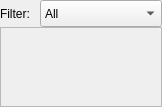
Qt form rqt_pm_control/src/rqt_pm_control/PMControl.ui (dasys-lab/alica-essentials) before a commit.
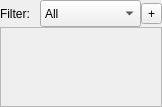
The same form after that commit. Icons and pictures are not drawn.

```diff
--- a/rqt_pm_control/src/rqt_pm_control/PMControl.ui
+++ b/rqt_pm_control/src/rqt_pm_control/PMControl.ui
@@ -45,7 +45,7 @@
     <number>0</number>
    </property>
    <item>
-    <layout class="QHBoxLayout" name="filterHorizontalLayout" stretch="0,0">
+    <layout class="QHBoxLayout" name="filterHorizontalLayout" stretch="0,0,0">
      <item>
       <widget class="QLabel" name="SendToLabel">
        <property name="minimumSize">
@@ -105,6 +105,20 @@
        </item>
       </widget>
      </item>
+     <item>
+      <widget class="QToolButton" name="addRobotButton">
+       <property name="locale">
+        <locale language="English" country="UnitedKingdom"/>
+       </property>
+       <property name="text">
+        <string>+</string>
+       </property>
+       <property name="icon">
+        <iconset>
+         <normaloff>../../resources/Pixelmixer-Basic-Plus.ico</normaloff>../../resources/Pixelmixer-Basic-Plus.ico</iconset>
+       </property>
+      </widget>
+     </item>
     </layout>
    </item>
    <item>
```
